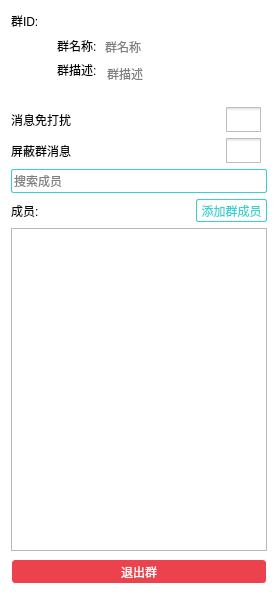
Above: JChat/GroupInfoWidget.ui from jpush/jchat-windows before the change. Below: the same form after it.
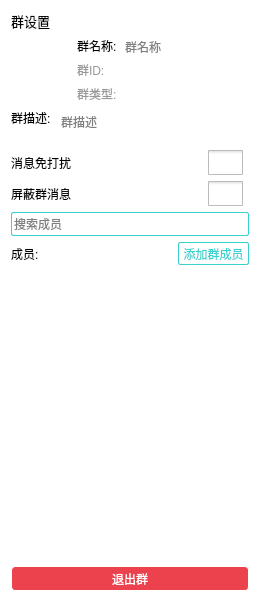
That is the form after the change. Icons and pictures are not drawn.

Diff of the .ui file:
```diff
--- a/JChat/GroupInfoWidget.ui
+++ b/JChat/GroupInfoWidget.ui
@@ -9,8 +9,8 @@
    <rect>
     <x>0</x>
     <y>0</y>
-    <width>278</width>
-    <height>595</height>
+    <width>260</width>
+    <height>602</height>
    </rect>
   </property>
   <property name="focusPolicy">
@@ -110,16 +110,19 @@
  
  </string>
   </property>
-  <layout class="QVBoxLayout" name="verticalLayout_2">
+  <layout class="QVBoxLayout" name="verticalLayout_3">
    <item>
     <layout class="QHBoxLayout" name="horizontalLayout_4">
      <item>
-      <widget class="QLabel" name="labelGroupId">
-       <property name="text">
-        <string>群ID:</string>
+      <widget class="QLabel" name="label_6">
+       <property name="font">
+        <font>
+         <family>微软雅黑</family>
+         <pointsize>10</pointsize>
+        </font>
        </property>
-       <property name="textInteractionFlags">
-        <set>Qt::LinksAccessibleByMouse|Qt::TextSelectableByMouse</set>
+       <property name="text">
+        <string>群设置</string>
        </property>
       </widget>
      </item>
@@ -136,19 +139,6 @@
        </property>
       </spacer>
      </item>
-     <item>
-      <widget class="QLabel" name="labelIsPublic">
-       <property name="minimumSize">
-        <size>
-         <width>20</width>
-         <height>0</height>
-        </size>
-       </property>
-       <property name="text">
-        <string/>
-       </property>
-      </widget>
-     </item>
      <item>
       <widget class="QToolButton" name="btnClose">
        <property name="text">
@@ -159,21 +149,21 @@
     </layout>
    </item>
    <item>
-    <layout class="QGridLayout" name="gridLayout">
-     <item row="0" column="0" rowspan="2">
+    <layout class="QHBoxLayout" name="horizontalLayout_8">
+     <item>
       <layout class="QVBoxLayout" name="verticalLayout">
        <item>
         <widget class="QLabel" name="labelAvatar">
          <property name="minimumSize">
           <size>
-           <width>40</width>
-           <height>40</height>
+           <width>60</width>
+           <height>60</height>
           </size>
          </property>
          <property name="maximumSize">
           <size>
-           <width>40</width>
-           <height>40</height>
+           <width>60</width>
+           <height>60</height>
           </size>
          </property>
          <property name="text">
@@ -184,39 +174,77 @@
          </property>
         </widget>
        </item>
+      </layout>
+     </item>
+     <item>
+      <layout class="QVBoxLayout" name="verticalLayout_2">
        <item>
-        <spacer name="verticalSpacer">
-         <property name="orientation">
-          <enum>Qt::Vertical</enum>
+        <layout class="QHBoxLayout" name="horizontalLayout_6">
+         <item>
+          <widget class="QLabel" name="label">
+           <property name="text">
+            <string>群名称:</string>
+           </property>
+          </widget>
+         </item>
+         <item>
+          <widget class="QLineEdit" name="lineEditGroupName">
+           <property name="text">
+            <string/>
+           </property>
+           <property name="placeholderText">
+            <string>群名称</string>
+           </property>
+          </widget>
+         </item>
+        </layout>
+       </item>
+       <item>
+        <widget class="QLabel" name="labelGroupId">
+         <property name="styleSheet">
+          <string notr="true">QLabel
+{
+	color: rgb(153, 153, 153);
+}</string>
          </property>
-         <property name="sizeHint" stdset="0">
-          <size>
-           <width>20</width>
-           <height>40</height>
-          </size>
+         <property name="text">
+          <string>群ID:</string>
          </property>
-        </spacer>
+         <property name="textInteractionFlags">
+          <set>Qt::LinksAccessibleByMouse|Qt::TextSelectableByMouse</set>
+         </property>
+        </widget>
        </item>
+       <item>
+        <layout class="QHBoxLayout" name="horizontalLayout_7">
+         <item>
+          <widget class="QLabel" name="labelIsPublic">
+           <property name="minimumSize">
+            <size>
+             <width>20</width>
+             <height>0</height>
+            </size>
+           </property>
+           <property name="styleSheet">
+            <string notr="true">QLabel
+{
+	color: rgb(153, 153, 153);
+}</string>
+           </property>
+           <property name="text">
+            <string>群类型:</string>
+           </property>
+          </widget>
+         </item>
+        </layout>
+       </item>
       </layout>
      </item>
-     <item row="0" column="1">
-      <widget class="QLabel" name="label">
-       <property name="text">
-        <string>群名称:</string>
-       </property>
-      </widget>
-     </item>
-     <item row="0" column="2">
-      <widget class="QLineEdit" name="lineEditGroupName">
-       <property name="text">
-        <string/>
-       </property>
-       <property name="placeholderText">
-        <string>群名称</string>
-       </property>
-      </widget>
-     </item>
-     <item row="1" column="1">
+    </layout>
+   </item>
+   <item>
+    <layout class="QHBoxLayout" name="horizontalLayout_9">
+     <item>
       <widget class="QLabel" name="label_2">
        <property name="text">
         <string>群描述:</string>
@@ -226,7 +254,7 @@
        </property>
       </widget>
      </item>
-     <item row="1" column="2">
+     <item>
       <widget class="QTextEdit" name="textEditGroupDesc">
        <property name="enabled">
         <bool>true</bool>
@@ -240,7 +268,7 @@
        <property name="maximumSize">
         <size>
          <width>16777215</width>
-         <height>40</height>
+         <height>35</height>
         </size>
        </property>
        <property name="styleSheet">
@@ -252,13 +280,6 @@
        <property name="horizontalScrollBarPolicy">
         <enum>Qt::ScrollBarAlwaysOff</enum>
        </property>
-       <property name="html">
-        <string>&lt;!DOCTYPE HTML PUBLIC &quot;-//W3C//DTD HTML 4.0//EN&quot; &quot;http://www.w3.org/TR/REC-html40/strict.dtd&quot;&gt;
-&lt;html&gt;&lt;head&gt;&lt;meta name=&quot;qrichtext&quot; content=&quot;1&quot; /&gt;&lt;style type=&quot;text/css&quot;&gt;
-p, li { white-space: pre-wrap; }
-&lt;/style&gt;&lt;/head&gt;&lt;body style=&quot; font-family:'微软雅黑'; font-size:9pt; font-weight:400; font-style:normal;&quot;&gt;
-&lt;p style=&quot;-qt-paragraph-type:empty; margin-top:0px; margin-bottom:0px; margin-left:0px; margin-right:0px; -qt-block-indent:0; text-indent:0px;&quot;&gt;&lt;br /&gt;&lt;/p&gt;&lt;/body&gt;&lt;/html&gt;</string>
-       </property>
        <property name="placeholderText">
         <string>群描述</string>
        </property>
@@ -377,6 +398,13 @@
        <verstretch>0</verstretch>
       </sizepolicy>
      </property>
+     <property name="styleSheet">
+      <string notr="true">QListView
+{
+	border:none;
+
+}</string>
+     </property>
      <property name="editTriggers">
       <set>QAbstractItemView::NoEditTriggers</set>
      </property>
```
